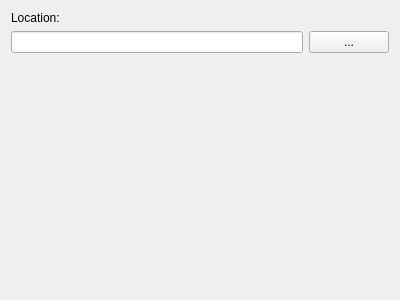
Qt form src/klflibsqliteopenwidget.ui (CryFeiFei/klatexformula) before a commit.
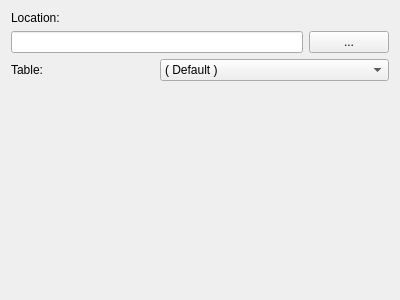
The same form after that commit.

Commit message: more work on library (and dataTableName query item in DB URLs)

The edit to the form file:
```diff
--- a/src/klflibsqliteopenwidget.ui
+++ b/src/klflibsqliteopenwidget.ui
@@ -13,25 +13,31 @@
   <property name="windowTitle">
    <string>Form</string>
   </property>
-  <layout class="QGridLayout" name="gridLayout">
-   <item row="0" column="0" colspan="2">
+  <layout class="QGridLayout" name="lyt_KLFLibSqliteOpenWidget">
+   <item row="0" column="0" colspan="3">
     <widget class="QLabel" name="label">
      <property name="text">
       <string>Location:</string>
      </property>
     </widget>
    </item>
-   <item row="1" column="0">
+   <item row="1" column="0" colspan="2">
     <widget class="QLineEdit" name="txtFile"/>
    </item>
-   <item row="1" column="1">
+   <item row="1" column="2">
     <widget class="QPushButton" name="btnBrowse">
+     <property name="sizePolicy">
+      <sizepolicy hsizetype="Fixed" vsizetype="Fixed">
+       <horstretch>0</horstretch>
+       <verstretch>0</verstretch>
+      </sizepolicy>
+     </property>
      <property name="text">
       <string>...</string>
      </property>
     </widget>
    </item>
-   <item row="2" column="0">
+   <item row="3" column="0">
     <spacer name="verticalSpacer">
      <property name="orientation">
       <enum>Qt::Vertical</enum>
@@ -44,6 +50,22 @@
      </property>
     </spacer>
    </item>
+   <item row="2" column="0">
+    <widget class="QLabel" name="label_2">
+     <property name="text">
+      <string>Table:</string>
+     </property>
+    </widget>
+   </item>
+   <item row="2" column="1" colspan="2">
+    <widget class="QComboBox" name="cbxTable">
+     <item>
+      <property name="text">
+       <string extracomment="[[sqlite open widget; use default table]]">( Default )</string>
+      </property>
+     </item>
+    </widget>
+   </item>
   </layout>
  </widget>
  <resources/>
```
The commit also changes 6 other files.
